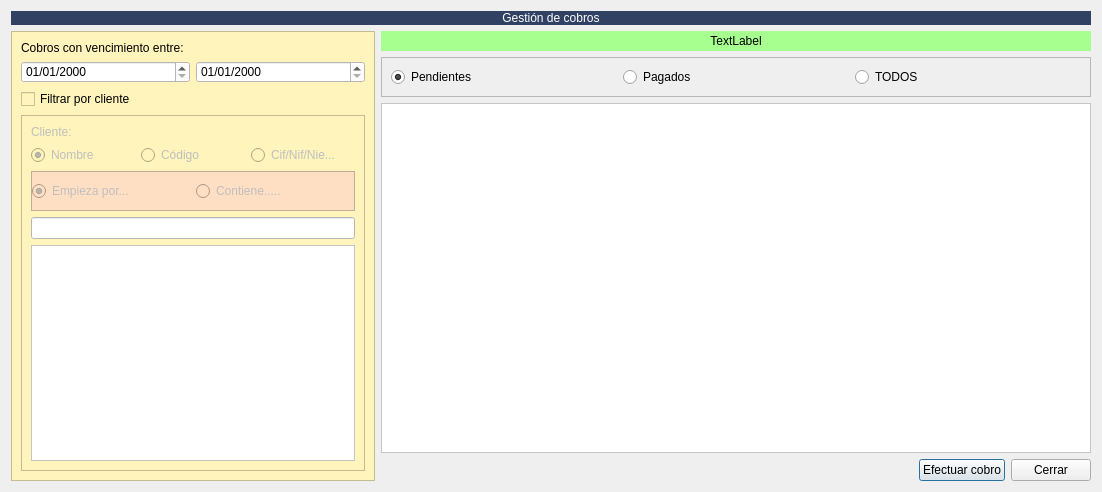
Above: Zona_Ventas/frmgestioncobros.ui from arcnexus/RedFoX before the change. Below: the same form after it.
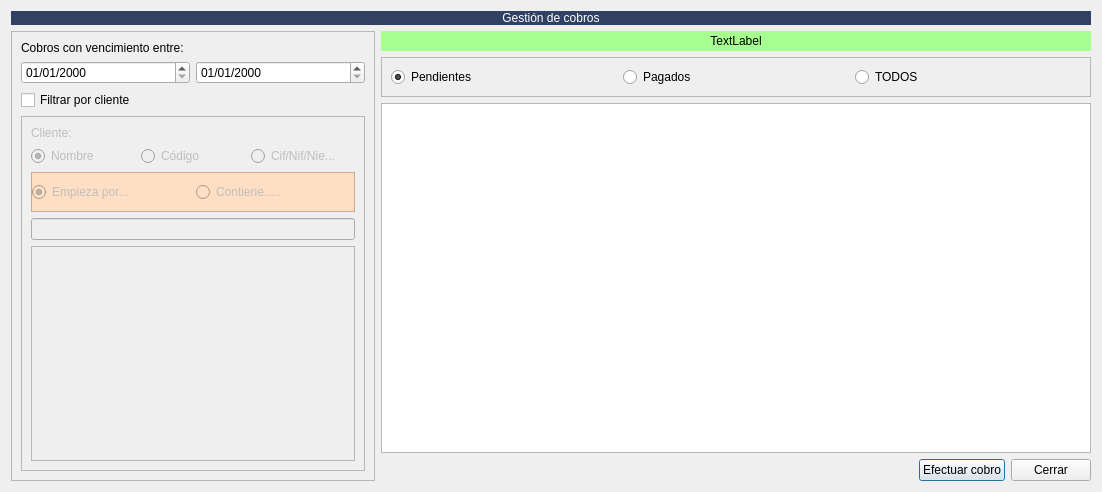
That is the form after the change. Icons and pictures are not drawn.

What changed in the file:
```diff
--- a/Zona_Ventas/frmgestioncobros.ui
+++ b/Zona_Ventas/frmgestioncobros.ui
@@ -16,10 +16,6 @@
   <layout class="QGridLayout" name="gridLayout_2">
    <item row="3" column="1" colspan="3">
     <widget class="QTableView" name="tabla_deuda">
-     <property name="styleSheet">
-      <string notr="true">background-color: rgb(255, 255, 255);
-alternate-background-color: rgb(227, 255, 203);</string>
-     </property>
      <property name="alternatingRowColors">
       <bool>true</bool>
      </property>
@@ -76,7 +72,8 @@
       </size>
      </property>
      <property name="styleSheet">
-      <string notr="true">background-color: rgb(167, 255, 143);</string>
+      <string notr="true">background-color: rgb(167, 255, 143);
+color: rgb(0, 0, 0);</string>
      </property>
      <property name="text">
       <string>TextLabel</string>
@@ -111,9 +108,6 @@
        <height>0</height>
       </size>
      </property>
-     <property name="styleSheet">
-      <string notr="true">background-color: rgb(255, 244, 187);</string>
-     </property>
      <property name="frameShape">
       <enum>QFrame::StyledPanel</enum>
      </property>
@@ -213,19 +207,10 @@
             </widget>
            </item>
            <item>
-            <widget class="QLineEdit" name="txtbuscar_cliente">
-             <property name="styleSheet">
-              <string notr="true">background-color: rgb(255, 255, 255);</string>
-             </property>
-            </widget>
+            <widget class="QLineEdit" name="txtbuscar_cliente"/>
            </item>
            <item>
             <widget class="QTableView" name="tabla_clientes">
-             <property name="styleSheet">
-              <string notr="true">background-color: rgb(255, 255, 255);
-alternate-background-color: rgb(255, 255, 211);
-font: 7pt &quot;Cantarell&quot;;</string>
-             </property>
              <property name="alternatingRowColors">
               <bool>true</bool>
              </property>
@@ -254,9 +239,6 @@
       </item>
       <item row="1" column="1">
        <widget class="QDateEdit" name="txtfecha_fin">
-        <property name="styleSheet">
-         <string notr="true">background-color: rgb(255, 255, 255);</string>
-        </property>
         <property name="displayFormat">
          <string>dd/MM/yyyy</string>
         </property>
@@ -271,9 +253,6 @@
       </item>
       <item row="1" column="0">
        <widget class="QDateEdit" name="txtfecha_ini">
-        <property name="styleSheet">
-         <string notr="true">background-color: rgb(255, 255, 255);</string>
-        </property>
         <property name="displayFormat">
          <string>dd/MM/yyyy</string>
         </property>
```
